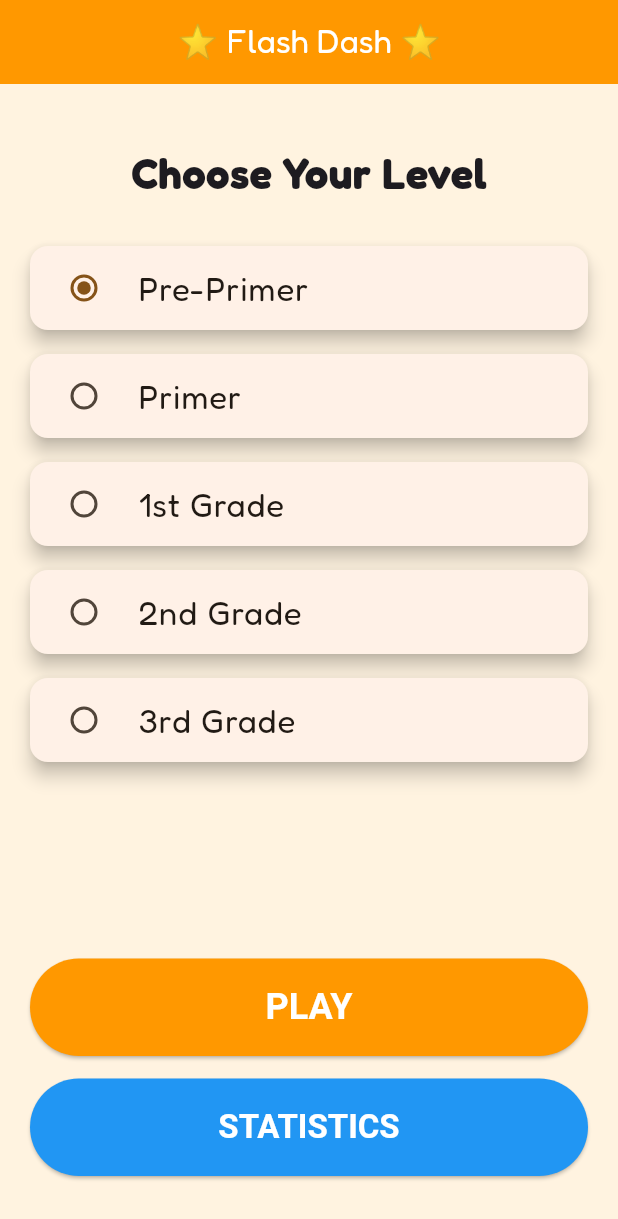
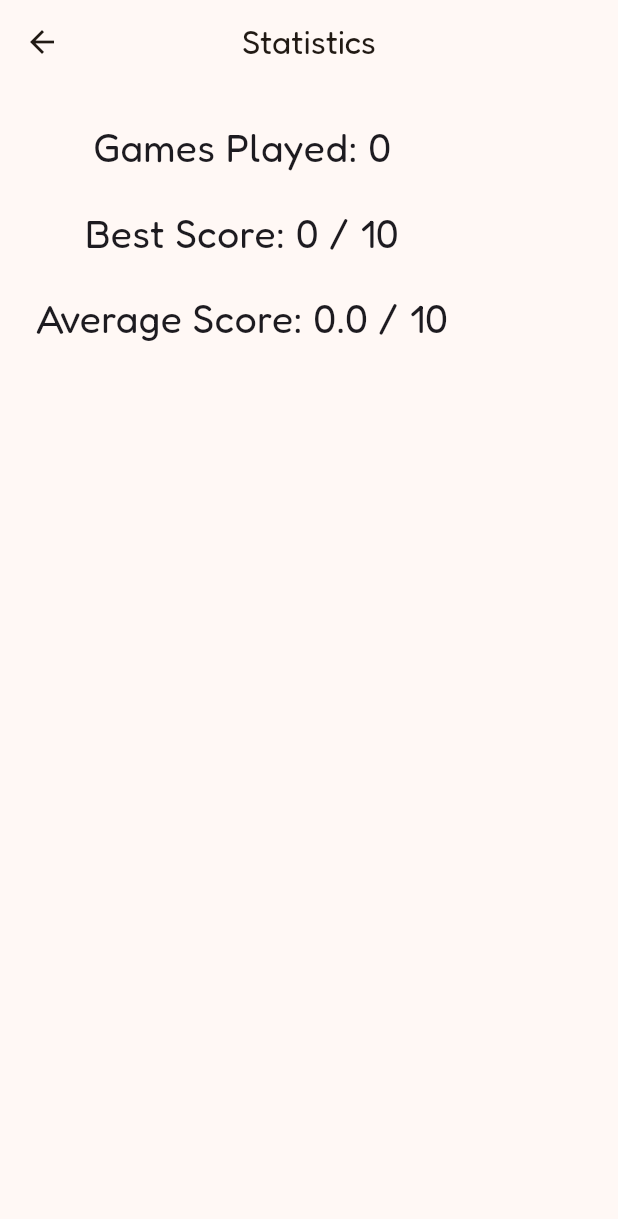
Before and after one commit to Arfrial/dolch-sight-word-game, a Flutter app: the screen it shows after launch, after a tap on "STATISTICS", on a phone screen of 412 x 824 dp. Shown: the top 1219 px of the screen. Run offline on Flutter 3.47's test engine with Material 3 defaults, Android fonts, the phone set to English and light mode, and no system bars; our stand-ins replace google_fonts, shared_preferences.

Commit message:
stats implementation

```diff
--- a/lib/screens/home_screen.dart
+++ b/lib/screens/home_screen.dart
@@ -1,5 +1,6 @@
 import 'package:flutter/material.dart';
 import 'flash_dash_screen.dart';
+import 'stats_screen.dart';
 
 class HomeScreen extends StatefulWidget {
   const HomeScreen({super.key});
@@ -33,7 +34,6 @@ class _HomeScreenState extends State<HomeScreen> {
         padding: const EdgeInsets.all(20),
         child: Column(
           children: [
-
             const SizedBox(height: 20),
 
             const Text(
@@ -50,7 +50,6 @@ class _HomeScreenState extends State<HomeScreen> {
               child: ListView.builder(
                 itemCount: levels.length,
                 itemBuilder: (context, index) {
-
                   final level = levels[index];
 
                   return Card(
@@ -79,15 +78,15 @@ class _HomeScreenState extends State<HomeScreen> {
               height: 65,
               child: ElevatedButton(
                 onPressed: () {
-                    Navigator.push(
-                      context,
+                  Navigator.push(
+                    context,
                     MaterialPageRoute(
                       builder: (context) => FlashDashScreen(
                         level: selectedLevel,
                       ),
-                     ),
-                    );
-                  },
+                    ),
+                  );
+                },
                 style: ElevatedButton.styleFrom(
                   backgroundColor: Colors.orange,
                   foregroundColor: Colors.white,
@@ -107,7 +106,12 @@ class _HomeScreenState extends State<HomeScreen> {
               height: 65,
               child: ElevatedButton(
                 onPressed: () {
-
+                  Navigator.push(
+                    context,
+                    MaterialPageRoute(
+                      builder: (context) => const StatsScreen(),
+                    ),
+                  );
                 },
                 style: ElevatedButton.styleFrom(
                   backgroundColor: Colors.blue,
--- a/lib/screens/results_screen.dart
+++ b/lib/screens/results_screen.dart
@@ -1,7 +1,8 @@
 import 'package:flutter/material.dart';
 import 'home_screen.dart';
+import '../services/storage_service.dart';
 
-class ResultsScreen extends StatelessWidget {
+class ResultsScreen extends StatefulWidget {
   final int score;
   final int total;
 
@@ -12,8 +13,23 @@ class ResultsScreen extends StatelessWidget {
   });
 
   @override
+  State<ResultsScreen> createState() => _ResultsScreenState();
+}
+
+class _ResultsScreenState extends State<ResultsScreen> {
+  @override
+  void initState() {
+    super.initState();
+    saveScore();
+  }
+
+  Future<void> saveScore() async {
+    await StorageService.saveScore(widget.score);
+  }
+
+  @override
   Widget build(BuildContext context) {
-    final percent = ((score / total) * 100).round();
+    final percent = ((widget.score / widget.total) * 100).round();
 
     return Scaffold(
       backgroundColor: Colors.orange.shade50,
@@ -40,7 +56,7 @@ class ResultsScreen extends StatelessWidget {
               const SizedBox(height: 30),
 
               Text(
-                "$score / $total",
+                "${widget.score} / ${widget.total}",
                 style: const TextStyle(
                   fontSize: 48,
                   fontWeight: FontWeight.bold,
@@ -62,7 +78,6 @@ class ResultsScreen extends StatelessWidget {
                 width: double.infinity,
                 height: 60,
                 child: ElevatedButton(
-                  child: const Text("Home"),
                   onPressed: () {
                     Navigator.pushAndRemoveUntil(
                       context,
@@ -72,6 +87,10 @@ class ResultsScreen extends StatelessWidget {
                       (route) => false,
                     );
                   },
+                  child: const Text(
+                    "Home",
+                    style: TextStyle(fontSize: 22),
+                  ),
                 ),
               ),
             ],
--- a/lib/screens/stats_screen.dart
+++ b/lib/screens/stats_screen.dart
@@ -0,0 +1,69 @@
+import 'package:flutter/material.dart';
+import '../services/storage_service.dart';
+
+class StatsScreen extends StatefulWidget {
+  const StatsScreen({super.key});
+
+  @override
+  State<StatsScreen> createState() => _StatsScreenState();
+}
+
+class _StatsScreenState extends State<StatsScreen> {
+  List<int> scores = [];
+
+  @override
+  void initState() {
+    super.initState();
+    loadScores();
+  }
+
+  Future<void> loadScores() async {
+    scores = await StorageService.loadScores();
+    setState(() {});
+  }
+
+  @override
+  Widget build(BuildContext context) {
+    int games = scores.length;
+
+    int best = games == 0
+        ? 0
+        : scores.reduce((a, b) => a > b ? a : b);
+
+    double average = games == 0
+        ? 0
+        : scores.reduce((a, b) => a + b) / games;
+
+    return Scaffold(
+      appBar: AppBar(
+        title: const Text("Statistics"),
+        centerTitle: true,
+      ),
+      body: Padding(
+        padding: const EdgeInsets.all(24),
+        child: Column(
+          children: [
+            Text(
+              "Games Played: $games",
+              style: const TextStyle(fontSize: 26),
+            ),
+
+            const SizedBox(height: 20),
+
+            Text(
+              "Best Score: $best / 10",
+              style: const TextStyle(fontSize: 26),
+            ),
+
+            const SizedBox(height: 20),
+
+            Text(
+              "Average Score: ${average.toStringAsFixed(1)} / 10",
+              style: const TextStyle(fontSize: 26),
+            ),
+          ],
+        ),
+      ),
+    );
+  }
+}
--- a/lib/services/storage_service.dart
+++ b/lib/services/storage_service.dart
@@ -0,0 +1,23 @@
+import 'package:shared_preferences/shared_preferences.dart';
+
+class StorageService {
+  static const String scoresKey = "scores";
+
+  static Future<void> saveScore(int score) async {
+    final prefs = await SharedPreferences.getInstance();
+
+    List<String> scores = prefs.getStringList(scoresKey) ?? [];
+
+    scores.add(score.toString());
+
+    await prefs.setStringList(scoresKey, scores);
+  }
+
+  static Future<List<int>> loadScores() async {
+    final prefs = await SharedPreferences.getInstance();
+
+    final scores = prefs.getStringList(scoresKey) ?? [];
+
+    return scores.map(int.parse).toList();
+  }
+}
```
